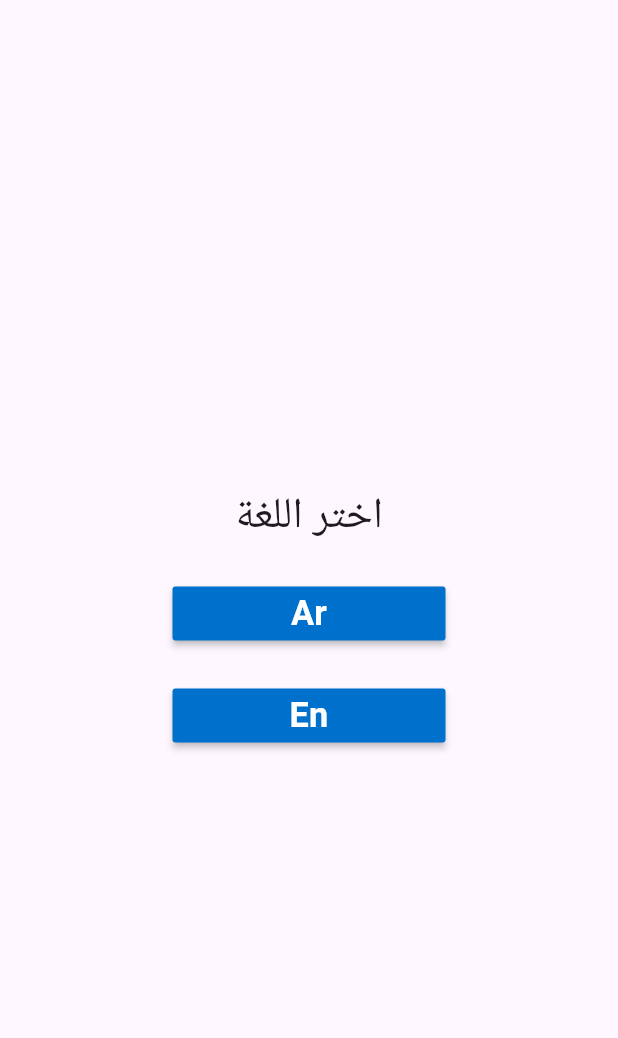
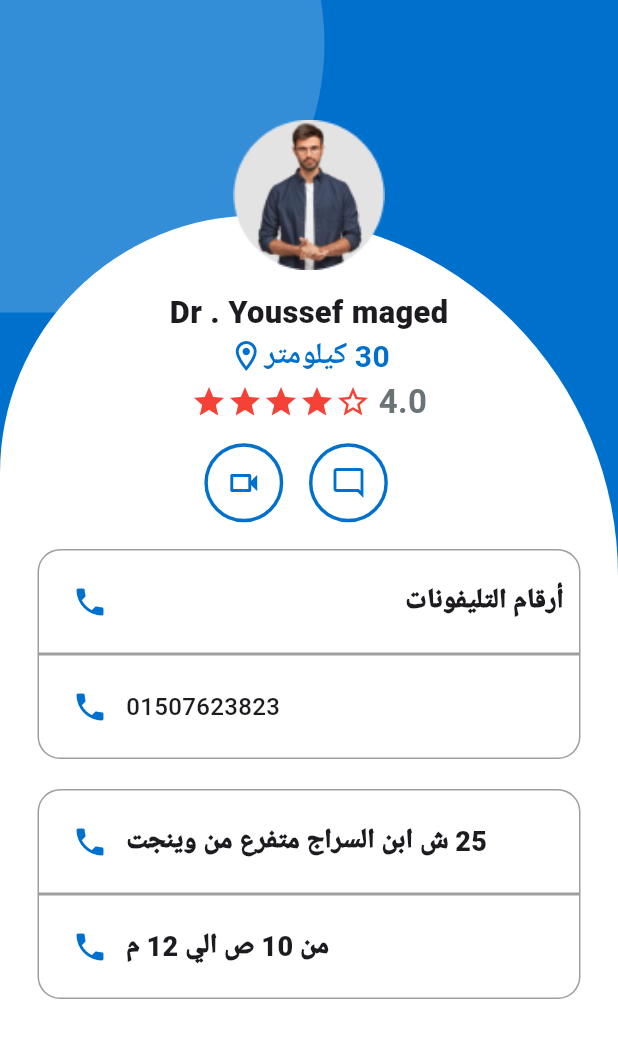
Before and after one commit to WaleedShehata1/clinic_0, a Flutter app: the screen it shows after launch, on a phone screen of 412 x 824 dp. Shown: the top 1038 px of the screen. Run offline on Flutter 3.47's test engine with Material 3 defaults, Android fonts, the phone set to English and light mode, and no system bars; our stand-ins replace flutter_otp_text_field, flutter_screenutil, flutter_svg, get, shared_preferences, velocity_x; missing offline and left inert: flexible_grid_view, overlay_kit; project files that could hold a hidden picture were left out.

Commit message:
waleed + clinic_profile_map

```diff
--- a/lib/app_router.dart
+++ b/lib/app_router.dart
@@ -6,6 +6,7 @@ import 'package:clinic/views/screens/Home.dart';
 import 'package:clinic/views/screens/auth/forgetpassword.dart';
 import 'package:clinic/views/screens/auth/verifycodesignup.dart';
 import 'package:clinic/views/screens/cart/cart.screen.dart';
+import 'package:clinic/views/screens/clinic_profile/clinic_profile_map.dart';
 import 'package:clinic/views/screens/file/campany_file.dart';
 import 'package:clinic/views/screens/file/fileCategory.dart';
 import 'package:clinic/views/screens/auth/login.dart';
@@ -27,7 +28,7 @@ import 'package:get/get_navigation/src/routes/get_route.dart';
 class AppRouter{
 
   static List<GetPage<dynamic>>? routes = [
-  GetPage(name: "/", page: () => const Language() , middlewares: [
+  GetPage(name: "/", page: () => const ClinicProfileMap() , middlewares: [
     MyMiddleWare()
   ]),
    // GetPage(name: AppRoute.login, page: () => const Login()),
--- a/lib/core/consts/images.dart
+++ b/lib/core/consts/images.dart
@@ -20,6 +20,7 @@ static const onBoarding5 = "${_path}onboarding_5.png";
    static const home4 = "${_path}observation2.png";
    static const home5 = "${_path}Group 1171275163.png";
    static const itemView = "${_path}WhatsApp_Image_2024-03-03_at_7.31 1.png";
+   static const person = "${_path}person.png";
 
 
 
--- /dev/null
+++ b/lib/views/screens/clinic_profile/clinic_profile_map.dart
@@ -0,0 +1,272 @@
+import 'package:clinic/core/consts/colors.dart';
+import 'package:flutter/material.dart';
+import 'package:flutter_screenutil/flutter_screenutil.dart';
+
+import '../../../core/consts/images.dart';
+
+
+class ClinicProfileMap extends StatelessWidget {
+  const ClinicProfileMap({super.key});
+
+  @override
+  Widget build(BuildContext context) {
+    return Scaffold(
+      body: Stack(alignment: Alignment.topCenter, children: [
+        Container(
+          padding: const EdgeInsetsDirectional.only(top: 20),
+          color: AppColors.primaryColor,
+          child: Column(
+            children: [
+              SizedBox(
+                height: MediaQuery.of(context).size.height * 0.15,
+              ),
+              Expanded(
+                child: Container(
+                  decoration: const BoxDecoration(
+                    color: Colors.white,
+                    borderRadius: BorderRadiusDirectional.only(
+                      topEnd: Radius.circular(250),
+                      topStart: Radius.circular(350),
+                    ),
+                  ),
+                  padding: const EdgeInsetsDirectional.symmetric(
+                      horizontal: 25, vertical: 50),
+                  child: Column(
+
+                    children: [
+                    Row(
+                      mainAxisAlignment: MainAxisAlignment.center,
+                      children: [
+                      Text(
+                      "Youssef maged",
+                      style: TextStyle(
+                        fontSize: 18.sp,
+                        fontWeight: FontWeight.w800,
+                      ),
+                    ),Text(
+                          " . ",
+                          style: TextStyle(
+                            fontSize: 18.sp,
+                            fontWeight: FontWeight.w900,
+                          ),
+                        ),Text(
+                          "Dr",
+                          style: TextStyle(
+                            fontSize: 18.sp,
+                            fontWeight: FontWeight.w900,
+                          ),
+                        ),],)  ,
+                      const Row(
+                        mainAxisAlignment: MainAxisAlignment.center,
+                        children: [
+                          Text(
+                            "30 كيلومتر",
+                            style: TextStyle(
+                              fontSize: 20,
+                              fontWeight: FontWeight.w700,
+                              color: AppColors.primaryColor,
+                            ),
+                          ),
+                          Icon(
+                            Icons.location_on_outlined,
+                            color: AppColors.primaryColor,
+                          ),
+                        ],
+                      ),
+                      const Row(
+                        mainAxisAlignment: MainAxisAlignment.center,
+                        children: [
+                          Text("4.0",style: TextStyle(color:AppColors.fontGrey,fontSize: 22,fontWeight: FontWeight.bold ,),),
+                         SizedBox(width: 5,),
+                          Icon(
+                            Icons.star_border,
+                            color: Colors.red,
+                          ),
+                          Icon(
+                            Icons.star,
+                            color: Colors.red,
+                          ),
+                          Icon(
+                            Icons.star,
+                            color: Colors.red,
+                          ),
+                          Icon(
+                            Icons.star,
+                            color: Colors.red,
+                          ),
+                          Icon(
+                            Icons.star,
+                            color: Colors.red,
+                          ),
+                        ],
+                      )  ,
+                      Row(
+                        mainAxisAlignment: MainAxisAlignment.center,
+                        children: [
+                           Container(
+                             margin: EdgeInsetsDirectional.symmetric(horizontal: 15.w, vertical:10.h),
+                            decoration: BoxDecoration(
+                              border: Border.all(color: AppColors.primaryColor,width: 2.w),
+                              borderRadius:BorderRadius.circular( 25.r),
+                            ),
+                            child: IconButton(onPressed: (){},icon: Icon(Icons.mode_comment_outlined,color: AppColors.primaryColor,),),
+                          ),
+                          Container(
+                            decoration: BoxDecoration(
+                              border: Border.all(color: AppColors.primaryColor,width: 2.w),
+                              borderRadius:BorderRadius.circular( 25.r),
+                            ),
+                            child: IconButton(onPressed: (){},icon: Icon(Icons.videocam_outlined,color: AppColors.primaryColor,),),
+                          )
+                          ,
+                        ],),
+                      Container(
+                        margin:  EdgeInsetsDirectional.only(top: 5.h),
+                        padding: const EdgeInsetsDirectional.all(10),
+                        decoration: BoxDecoration(
+                            borderRadius: const BorderRadiusDirectional.only(
+                                topStart: Radius.circular(15),
+                                topEnd: Radius.circular(15)),
+                            color: Colors.white,
+                            border: Border.all(color: Colors.grey, width: 1)),
+                        child: Row(
+                          mainAxisAlignment: MainAxisAlignment.end,
+                          children: [
+                            const Text(
+                              "أرقام التليفونات",
+                              style: TextStyle(
+                                fontSize: 18,
+                                fontWeight: FontWeight.w900,
+                              ),
+                            ),
+                            const Expanded(child: SizedBox()),
+                            IconButton(
+                                onPressed: () {},
+                                icon: const Icon(
+                                  Icons.phone,
+                                  color: AppColors.primaryColor,
+                                ))
+                          ],
+                        ),
+                      ),
+                      Container(
+                        padding: const EdgeInsetsDirectional.all(10),
+                        decoration: BoxDecoration(
+                            borderRadius: const BorderRadiusDirectional.only(
+                                bottomEnd: Radius.circular(15),
+                                bottomStart: Radius.circular(15)),
+                            color: Colors.white,
+                            border: Border.all(color: Colors.grey, width: 1)),
+                        child: Row(
+                          mainAxisAlignment: MainAxisAlignment.end,
+                          children: [
+                            const Text(
+                              "01507623823",
+                              style: TextStyle(
+                                fontSize: 16,
+                                fontWeight: FontWeight.w500,
+                              ),
+                            ),
+                            IconButton(
+                                onPressed: () {},
+                                icon: const Icon(
+                                  Icons.phone,
+                                  color: AppColors.primaryColor,
+                                ))
+                          ],
+                        ),
+                      ),
+                      const SizedBox(
+                        height: 20,
+                      ),
+                      Container(
+                        padding: const EdgeInsetsDirectional.all(10),
+                        decoration: BoxDecoration(
+                            borderRadius: const BorderRadiusDirectional.only(
+                                topStart: Radius.circular(15),
+                                topEnd: Radius.circular(15)),
+                            color: Colors.white,
+                            border: Border.all(color: Colors.grey, width: 1)),
+                        child: Row(
+                          mainAxisAlignment: MainAxisAlignment.end,
+                          children: [
+                            const Text(
+                              "25 ش ابن السراج متفرع من وينجت",
+                              style: TextStyle(
+                                fontSize: 18,
+                                fontWeight: FontWeight.w900,
+                              ),
+                            ),
+                            IconButton(
+                                onPressed: () {},
+                                icon: const Icon(
+                                  Icons.phone,
+                                  color: AppColors.primaryColor,
+                                ))
+                          ],
+                        ),
+                      ),
+                      Container(
+                        padding: const EdgeInsetsDirectional.all(10),
+                        decoration: BoxDecoration(
+                            borderRadius: const BorderRadiusDirectional.only(
+                                bottomEnd: Radius.circular(15),
+                                bottomStart: Radius.circular(15)),
+                            color: Colors.white,
+                            border: Border.all(color: Colors.grey, width: 1)),
+                        child: Row(
+                          mainAxisAlignment: MainAxisAlignment.end,
+                          children: [
+                            const Text(
+                              "من 10 ص الي 12 م",
+                              style: TextStyle(
+                                fontSize: 18,
+                                fontWeight: FontWeight.w900,
+                              ),
+                            ),
+                            IconButton(
+                                onPressed: () {},
+                                icon: const Icon(
+                                  Icons.phone,
+                                  color: AppColors.primaryColor,
+                                ))
+                          ],
+                        ),
+                      ),
+                    ],
+                  ),
+                ),
+              ),
+            ],
+          ),
+        ),
+        Transform.translate(
+          offset: const Offset(-190, -150),
+          child: Container(
+            width: 350.w,
+            height: 300.h,
+            decoration: BoxDecoration(
+                color: const Color(0xffFFFFFF).withOpacity(0.2),
+                borderRadius: const BorderRadius.all(Radius.circular(300))),
+          ),
+        ),
+        Transform.translate(
+          offset: const Offset(0, 80),
+          child: Container(
+            width: 120,
+            height: 100,
+            alignment: Alignment.topCenter,
+            margin: const EdgeInsetsDirectional.only(bottom: 10),
+            decoration: BoxDecoration(borderRadius: BorderRadius.circular(25)),
+            child: Image.asset(
+              ImagesPath.person,
+              width: 200.w,
+              height: 200.h,
+              fit: BoxFit.fitHeight,
+            ),
+          ),
+        ),
+      ]),
+    );
+  }
+}
```
Also changed, not shown: assets/images/person.png (added).
